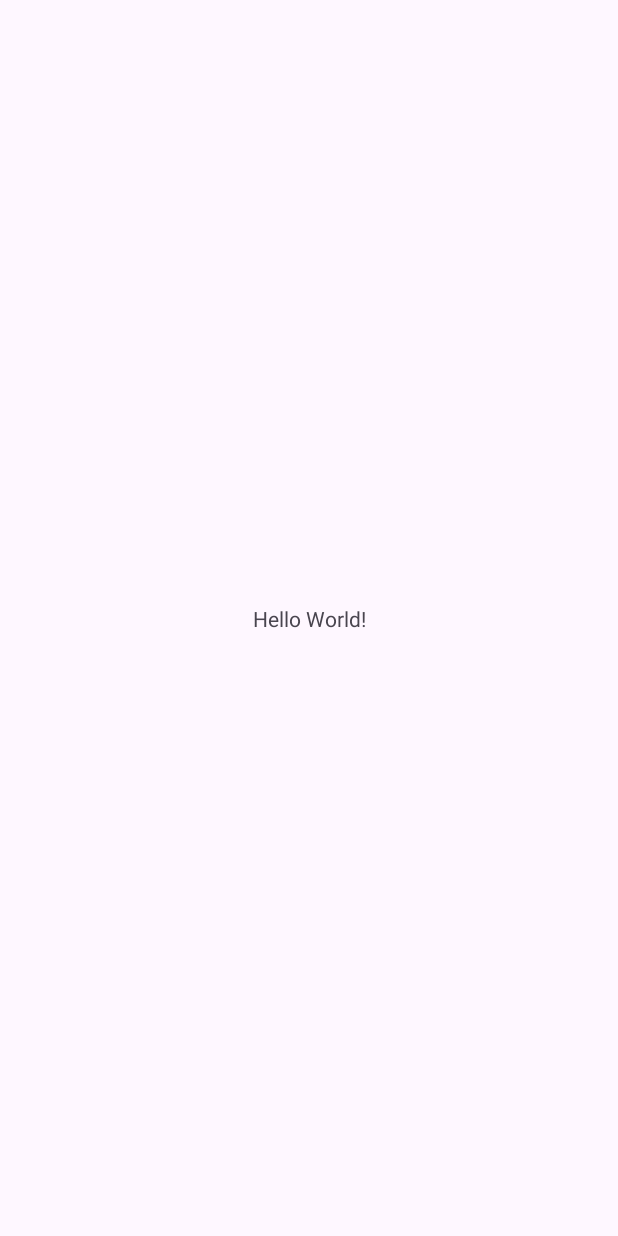
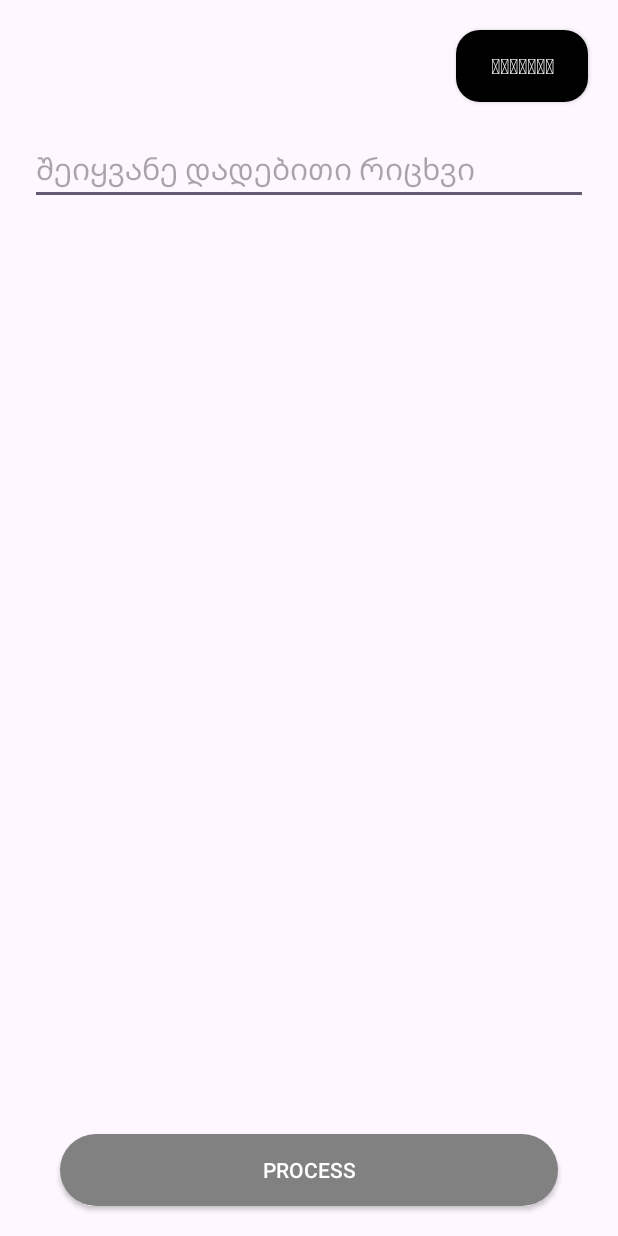
Before and after one commit to nikolozgabashvili/Tbc-Academy-Android, an Android app: the screen it shows after launch (MainActivity), on a phone screen of 412 x 824 dp. Before the commit the screen is almost empty. Run offline under Robolectric (Android 15) with nearby library versions, the phone set to English and light mode, and no system bars.

Commit message:
task finished

```diff
--- a/app/src/main/AndroidManifest.xml
+++ b/app/src/main/AndroidManifest.xml
@@ -13,7 +13,9 @@
         android:theme="@style/Theme.TbcAcademyHomework"
         tools:targetApi="31">
         <activity
+
             android:name=".MainActivity"
+            android:windowSoftInputMode="adjustResize"
             android:exported="true">
             <intent-filter>
                 <action android:name="android.intent.action.MAIN" />
--- a/app/src/main/java/com/example/tbcacademyhomework/Language.kt
+++ /dev/null
@@ -1,6 +0,0 @@
-package com.example.tbcacademyhomework
-
-enum class Language {
-    English,
-    Georgian,
-}
--- a/app/src/main/java/com/example/tbcacademyhomework/MainActivity.kt
+++ b/app/src/main/java/com/example/tbcacademyhomework/MainActivity.kt
@@ -3,15 +3,71 @@ package com.example.tbcacademyhomework
 import android.os.Bundle
 import androidx.activity.enableEdgeToEdge
 import androidx.appcompat.app.AppCompatActivity
+import androidx.appcompat.widget.AppCompatButton
+import androidx.appcompat.widget.AppCompatEditText
+import androidx.appcompat.widget.AppCompatTextView
+import androidx.appcompat.widget.AppCompatToggleButton
 import androidx.core.view.ViewCompat
 import androidx.core.view.WindowInsetsCompat
+import androidx.core.view.updatePadding
+import com.example.tbcacademyhomework.helper.Language
+import com.example.tbcacademyhomework.number_converters.NumberConverter
 
 class MainActivity : AppCompatActivity() {
+    private lateinit var toggleButton: AppCompatToggleButton
+    private lateinit var generateButton: AppCompatButton
+    private lateinit var inputField: AppCompatEditText
+    private lateinit var outputField: AppCompatTextView
+    private lateinit var numberConverter: NumberConverter
+    private lateinit var errorString: String
 
     override fun onCreate(savedInstanceState: Bundle?) {
         super.onCreate(savedInstanceState)
         setContentView(R.layout.activity_main)
 
+        toggleButton = findViewById(R.id.btn_toggle)
+        generateButton = findViewById(R.id.btn_generate_number)
+        inputField = findViewById(R.id.et_text_input)
+        outputField = findViewById(R.id.tv_output)
+        errorString = getString(R.string.error_text_geo)
+        numberConverter = NumberConverter()
+
+        updateToggleButton(numberConverter.selectedLanguage)
+
+        toggleButton.setOnClickListener {
+
+            if (toggleButton.isChecked) {
+                numberConverter.setConverterLanguage(language = Language.English)
+                errorString = getString(R.string.error_text_en)
+                inputField.hint = getString(R.string.et_hint_en)
+            } else {
+                numberConverter.setConverterLanguage(language = Language.Georgian)
+                errorString = getString(R.string.error_text_geo)
+                inputField.hint = getString(R.string.et_hint_geo)
+            }
+            updateToggleButton(numberConverter.selectedLanguage)
+
+        }
+
+        generateButton.setOnClickListener {
+            val txt = inputField.text.toString()
+            if (txt.isEmpty()) {
+                outputField.text = errorString
+            } else {
+                try {
+                    outputField.text = numberConverter.generateNumber(txt.toLong())
+                } catch (_: Exception) {
+                    outputField.text = errorString
+                }
+            }
+
+        }
+
 
     }
+
+    private fun updateToggleButton(language: Language) {
+        toggleButton.text = getString(language.displayName)
+    }
+
 }
--- a/app/src/main/java/com/example/tbcacademyhomework/NumberGeneratorEn.kt
+++ /dev/null
@@ -1,5 +0,0 @@
-package com.example.tbcacademyhomework
-
-class NumberGeneratorEn {
-
-}
--- /dev/null
+++ b/app/src/main/java/com/example/tbcacademyhomework/helper/Language.kt
@@ -0,0 +1,9 @@
+package com.example.tbcacademyhomework.helper
+
+import androidx.annotation.StringRes
+import com.example.tbcacademyhomework.R
+
+enum class Language(@StringRes val displayName: Int) {
+    English(R.string.language_eng),
+    Georgian(R.string.language_geo),
+}
--- a/app/src/main/java/com/example/tbcacademyhomework/NumberConverter.kt
+++ b/app/src/main/java/com/example/tbcacademyhomework/number_converters/NumberConverter.kt
@@ -1,19 +1,26 @@
-package com.example.tbcacademyhomework
+package com.example.tbcacademyhomework.number_converters
+
+import com.example.tbcacademyhomework.helper.Language
 
 class NumberConverter {
+
+    val onLanguageChange: (Language) -> Unit = {}
 
     val numberConverterGeo = NumberGeneratorGe()
     val numberGeneratorEn = NumberGeneratorEn()
 
-    private var selectedLanguage: Language = Language.Georgian
+    var selectedLanguage: Language = Language.Georgian
+        private set
 
     fun setConverterLanguage(language: Language) {
         selectedLanguage = language
+        onLanguageChange(language)
     }
+
 
     fun generateNumber(number: Long): String {
         return when (selectedLanguage) {
-            Language.English -> TODO()
+            Language.English -> numberGeneratorEn(number)
             Language.Georgian -> numberConverterGeo(number)
         }
     }
--- /dev/null
+++ b/app/src/main/java/com/example/tbcacademyhomework/number_converters/NumberGeneratorEn.kt
@@ -0,0 +1,84 @@
+package com.example.tbcacademyhomework.number_converters
+
+class NumberGeneratorEn : NumberGenerator {
+
+    operator fun invoke(number: Long) = generateStringForNum(number)
+
+    override fun generateStringForNum(number: Long): String {
+        if (number == 0L) return "zero"
+
+        var currentNumber = number
+        val strBuilder = StringBuilder()
+        var index = 0
+
+        while (currentNumber > 0) {
+            val word = (currentNumber % 1000).toInt()
+            if (word != 0) {
+                val chunkWords = generateNumberUnderThousand(word, 0L)
+                val scaleWord = threes[index] ?: ""
+                strBuilder.insert(0, " ")
+                strBuilder.insert(
+                    0,
+                    if (scaleWord.isNotEmpty())
+                        "$chunkWords $scaleWord"
+                    else
+                        chunkWords
+                )
+            }
+
+            currentNumber /= 1000
+            index++
+        }
+
+        return strBuilder.toString().trim()
+    }
+
+
+    override fun generateNumberUnderThousand(number: Int, wholeNumber: Long): String {
+        return when {
+            number < 20 -> ones[number] ?: ""
+            number < 100 -> {
+                val twosDigit = number / 10
+                val onesDigit = number % 10
+                if (onesDigit == 0) twos[twosDigit]
+                    ?: "" else "${twos[twosDigit]}-${ones[onesDigit]}"
+
+            }
+
+            else -> {
+                val hundredsDigit = number / 100
+                val remainder = number % 100
+                if (remainder == 0) "${ones[hundredsDigit]} hundred" else "${ones[hundredsDigit]} hundred and ${
+                    generateNumberUnderThousand(
+                        remainder,
+                        wholeNumber
+                    )
+                }"
+
+            }
+        }
+    }
+
+
+    override val ones = mapOf(
+        1 to "one", 2 to "two", 3 to "three", 4 to "four", 5 to "five",
+        6 to "six", 7 to "seven", 8 to "eight", 9 to "nine",
+        10 to "ten", 11 to "eleven", 12 to "twelve", 13 to "thirteen",
+        14 to "fourteen", 15 to "fifteen", 16 to "sixteen",
+        17 to "seventeen", 18 to "eighteen", 19 to "nineteen"
+    )
+
+
+    override val twos = mapOf(
+        2 to "twenty", 3 to "thirty", 4 to "forty",
+        5 to "fifty", 6 to "sixty", 7 to "seventy", 8 to "eighty", 9 to "ninety"
+    )
+
+
+    override val threes = mapOf(
+        1 to "thousand", 2 to "million", 3 to "billion",
+        4 to "trillion", 5 to "quadrillion", 6 to "quintillion",
+        7 to "sextillion", 8 to "septillion", 9 to "octillion",
+        10 to "nonillion", 11 to "big number"
+    )
+}
--- /dev/null
+++ b/app/src/main/res/drawable/btn_background.xml
@@ -0,0 +1,6 @@
+<?xml version="1.0" encoding="utf-8"?>
+<shape xmlns:android="http://schemas.android.com/apk/res/android">
+    <solid android:color="@color/displayTextColor" />
+    <corners android:radius="32dp"/>
+
+</shape>
--- /dev/null
+++ b/app/src/main/res/drawable/toggle_button_shape.xml
@@ -0,0 +1,7 @@
+<?xml version="1.0" encoding="utf-8"?>
+<shape xmlns:android="http://schemas.android.com/apk/res/android">
+
+    <solid android:color="@color/buttonColor" />
+    <corners android:radius="16dp" />
+
+</shape>
--- a/app/src/main/res/layout/activity_main.xml
+++ b/app/src/main/res/layout/activity_main.xml
@@ -1,19 +1,69 @@
 <?xml version="1.0" encoding="utf-8"?>
-<androidx.constraintlayout.widget.ConstraintLayout xmlns:android="http://schemas.android.com/apk/res/android"
+<androidx.appcompat.widget.LinearLayoutCompat xmlns:android="http://schemas.android.com/apk/res/android"
     xmlns:app="http://schemas.android.com/apk/res-auto"
     xmlns:tools="http://schemas.android.com/tools"
     android:id="@+id/main"
     android:layout_width="match_parent"
     android:layout_height="match_parent"
+    android:orientation="vertical"
     tools:context=".MainActivity">
 
-    <TextView
+    <androidx.appcompat.widget.AppCompatToggleButton
+        android:id="@+id/btn_toggle"
         android:layout_width="wrap_content"
         android:layout_height="wrap_content"
-        android:text="Hello World!"
-        app:layout_constraintBottom_toBottomOf="parent"
-        app:layout_constraintEnd_toEndOf="parent"
-        app:layout_constraintStart_toStartOf="parent"
-        app:layout_constraintTop_toTopOf="parent" />
+        android:layout_gravity="end"
+        android:layout_marginTop="20dp"
+        android:layout_marginEnd="20dp"
+        android:background="@drawable/toggle_button_shape"
+        android:textColor="@color/buttonTextColor"
+        android:textOff=""
+        android:textOn="" />
 
-</androidx.constraintlayout.widget.ConstraintLayout>
+    <androidx.appcompat.widget.AppCompatEditText
+        android:id="@+id/et_text_input"
+        android:layout_width="match_parent"
+        android:layout_height="wrap_content"
+        android:layout_marginHorizontal="20dp"
+        android:layout_marginVertical="20dp"
+        android:height="50dp"
+        android:hint="@string/et_hint_geo"
+        android:inputType="number"
+        android:textColor="@color/black"
+        android:textSize="20sp"
+        tools:text="1010020" />
+
+    <androidx.appcompat.widget.AppCompatTextView
+        android:id="@+id/tv_output"
+        android:layout_width="match_parent"
+        android:layout_height="wrap_content"
+        android:layout_gravity="center"
+        android:layout_margin="20dp"
+        android:gravity="center"
+        android:textColor="@color/displayTextColor"
+        android:textSize="15sp"
+        tools:text="this is tools text" />
+
+    <Space
+        android:layout_width="match_parent"
+        android:layout_height="0dp"
+        android:layout_weight="1" />
+
+
+    <androidx.appcompat.widget.AppCompatButton
+        android:id="@+id/btn_generate_number"
+        android:layout_width="match_parent"
+        android:layout_height="wrap_content"
+        android:layout_gravity="center"
+
+        android:layout_marginHorizontal="40dp"
+        android:layout_marginVertical="20dp"
+        android:background="@drawable/btn_background"
+        android:padding="8dp"
+        android:text="@string/process"
+        android:textColor="@color/buttonTextColor"
+        android:textStyle=""
+        tools:text="click Me" />
+
+
+</androidx.appcompat.widget.LinearLayoutCompat>
--- a/app/src/main/res/values/colors.xml
+++ b/app/src/main/res/values/colors.xml
@@ -2,4 +2,8 @@
 <resources>
     <color name="black">#FF000000</color>
     <color name="white">#FFFFFFFF</color>
+    <color name="buttonColor">#000000</color>
+    <color name="buttonTextColor">#FFFFFF</color>
+    <color name="displayTextColor">#818181</color>
+    <color name="toggleButtonColor">#595959</color>
 </resources>
--- a/app/src/main/res/values/strings.xml
+++ b/app/src/main/res/values/strings.xml
@@ -1,3 +1,10 @@
 <resources>
     <string name="app_name">TbcAcademyHomework</string>
+    <string name="et_hint_geo">შეიყვანე დადებითი რიცხვი</string>
+    <string name="et_hint_en">enter positive number</string>
+    <string name="error_text_en">please enter valid number</string>
+    <string name="error_text_geo">გთხოვთ შეიყვანოთ ვალიდური რიცხვი</string>
+    <string name="language_geo">ქართული</string>
+    <string name="language_eng">English</string>
+    <string name="process">process</string>
 </resources>
```
Also changed, not shown: app/src/main/java/com/example/tbcacademyhomework/NumberGeneratorGe.kt (deleted, +0 -158 lines), app/src/main/java/com/example/tbcacademyhomework/number_converters/NumberGenerator.kt (added, +10 -0 lines), app/src/main/java/com/example/tbcacademyhomework/number_converters/NumberGeneratorGe.kt (added, +126 -0 lines).
